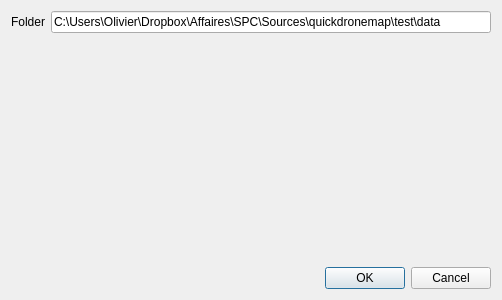
Before: the Qt Designer form quick_drone_map_dialog_base.ui in olivierdalang/quickdronemap_old, drawn with Qt 5.
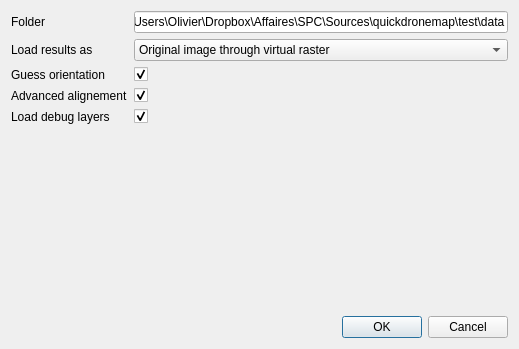
After: the same form once the commit is applied.

The edit to the form file:
```diff
--- a/quick_drone_map_dialog_base.ui
+++ b/quick_drone_map_dialog_base.ui
@@ -6,14 +6,17 @@
    <rect>
     <x>0</x>
     <y>0</y>
-    <width>502</width>
-    <height>300</height>
+    <width>519</width>
+    <height>349</height>
    </rect>
   </property>
   <property name="windowTitle">
    <string>Quick Drone Map</string>
   </property>
   <layout class="QFormLayout" name="formLayout">
+   <property name="fieldGrowthPolicy">
+    <enum>QFormLayout::AllNonFixedFieldsGrow</enum>
+   </property>
    <item row="0" column="0">
     <widget class="QLabel" name="label">
      <property name="text">
@@ -28,18 +31,85 @@
      </property>
     </widget>
    </item>
-   <item row="2" column="0" colspan="2">
-    <widget class="QDialogButtonBox" name="button_box">
-     <property name="orientation">
-      <enum>Qt::Horizontal</enum>
+   <item row="2" column="0">
+    <widget class="QLabel" name="label_6">
+     <property name="text">
+      <string>Load results as</string>
      </property>
-     <property name="standardButtons">
-      <set>QDialogButtonBox::Cancel|QDialogButtonBox::Ok</set>
+    </widget>
+   </item>
+   <item row="2" column="1">
+    <widget class="QComboBox" name="comboBox">
+     <item>
+      <property name="text">
+       <string>Original image through virtual raster</string>
+      </property>
+     </item>
+     <item>
+      <property name="text">
+       <string>Original image with worldfiles</string>
+      </property>
+     </item>
+     <item>
+      <property name="text">
+       <string>Do not load</string>
+      </property>
+     </item>
+    </widget>
+   </item>
+   <item row="3" column="0">
+    <widget class="QLabel" name="label_7">
+     <property name="text">
+      <string>Guess orientation</string>
      </property>
     </widget>
    </item>
-   <item row="1" column="0" colspan="2">
-    <spacer name="verticalSpacer">
+   <item row="3" column="1">
+    <widget class="QCheckBox" name="checkBox_3">
+     <property name="text">
+      <string/>
+     </property>
+     <property name="checked">
+      <bool>true</bool>
+     </property>
+    </widget>
+   </item>
+   <item row="4" column="0">
+    <widget class="QLabel" name="label_8">
+     <property name="text">
+      <string>Advanced alignement</string>
+     </property>
+    </widget>
+   </item>
+   <item row="4" column="1">
+    <widget class="QCheckBox" name="checkBox_4">
+     <property name="text">
+      <string/>
+     </property>
+     <property name="checked">
+      <bool>true</bool>
+     </property>
+    </widget>
+   </item>
+   <item row="5" column="0">
+    <widget class="QLabel" name="label_2">
+     <property name="text">
+      <string>Load debug layers</string>
+     </property>
+    </widget>
+   </item>
+   <item row="5" column="1">
+    <widget class="QCheckBox" name="checkBox">
+     <property name="text">
+      <string/>
+     </property>
+     <property name="checked">
+      <bool>true</bool>
+     </property>
+    </widget>
+   </item>
+   <item row="6" column="0" colspan="2">
+    <spacer name="verticalSpacer_2">
      <property name="orientation">
       <enum>Qt::Vertical</enum>
      </property>
@@ -51,6 +121,16 @@
      </property>
     </spacer>
    </item>
+   <item row="7" column="0" colspan="2">
+    <widget class="QDialogButtonBox" name="button_box">
+     <property name="orientation">
+      <enum>Qt::Horizontal</enum>
+     </property>
+     <property name="standardButtons">
+      <set>QDialogButtonBox::Cancel|QDialogButtonBox::Ok</set>
+     </property>
+    </widget>
+   </item>
   </layout>
  </widget>
  <resources/>
```
